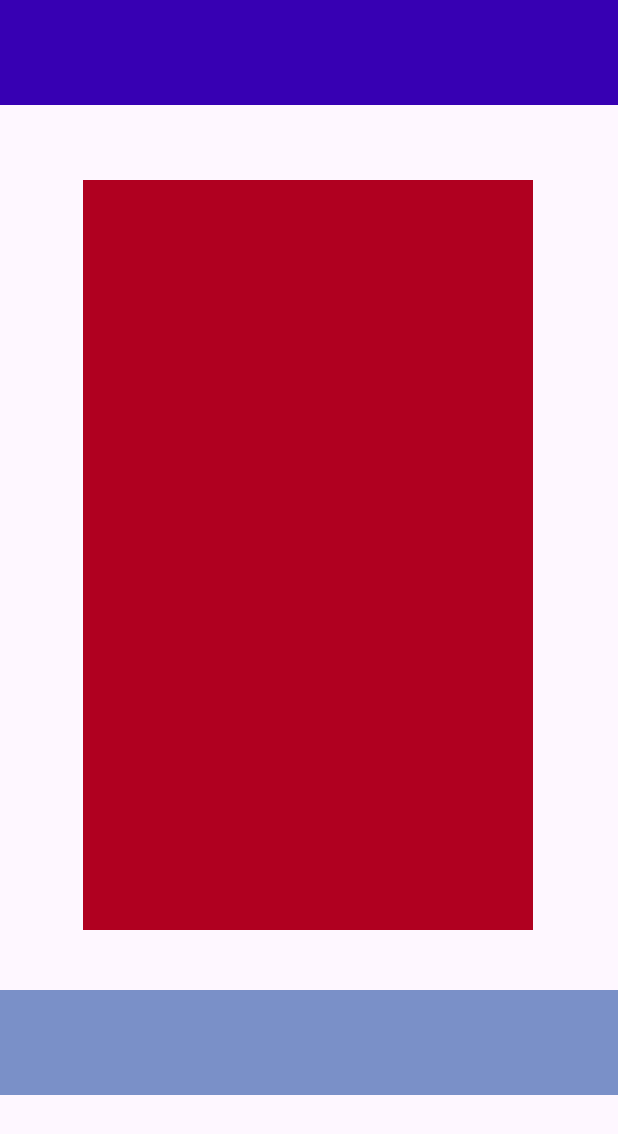
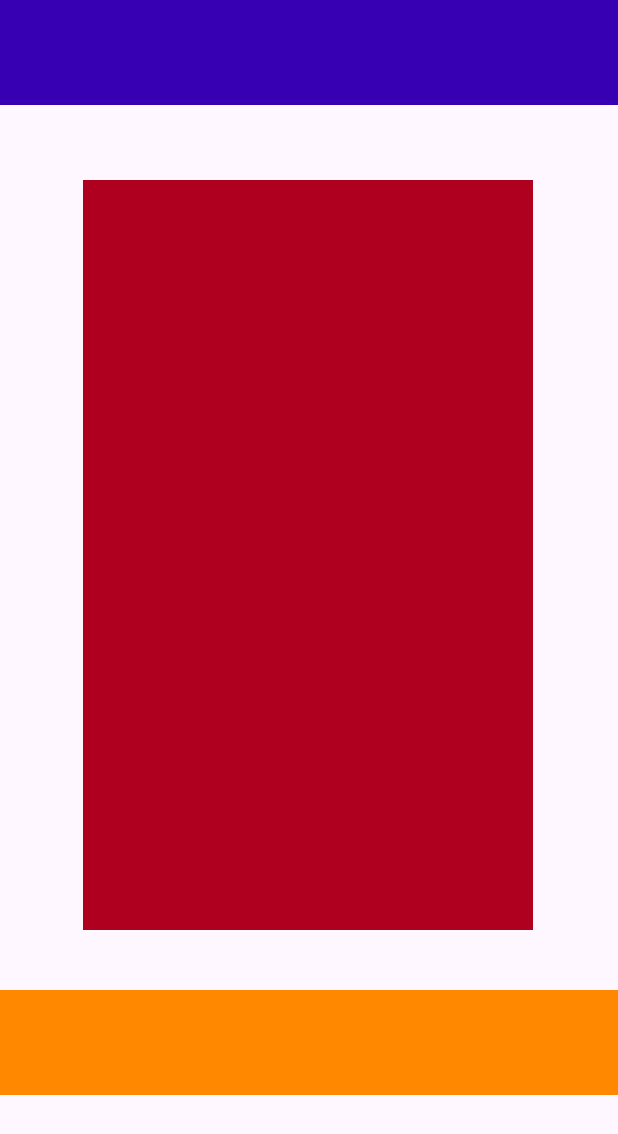
Before and after one commit to M0R1TS/Evening, an Android app: the screen it shows after launch (MainActivity), on a phone screen of 412 x 824 dp. Shown: the top 1134 px of the screen. Run offline under Robolectric (Android 15) with nearby library versions, the phone set to English and light mode, and no system bars.

Commit message:
Home work module 19+

```diff
--- a/app/src/main/res/layout/activity_main.xml
+++ b/app/src/main/res/layout/activity_main.xml
@@ -39,7 +39,7 @@
             android:layout_width="match_parent"
             android:layout_height="70dp"
             android:layout_marginTop="-60dp"
-            android:background="@color/material_dynamic_primary60"
+            android:background="@android:color/holo_orange_dark"
             app:layout_constraintTop_toBottomOf="@+id/constraintLayout">
 
         </FrameLayout>
```
